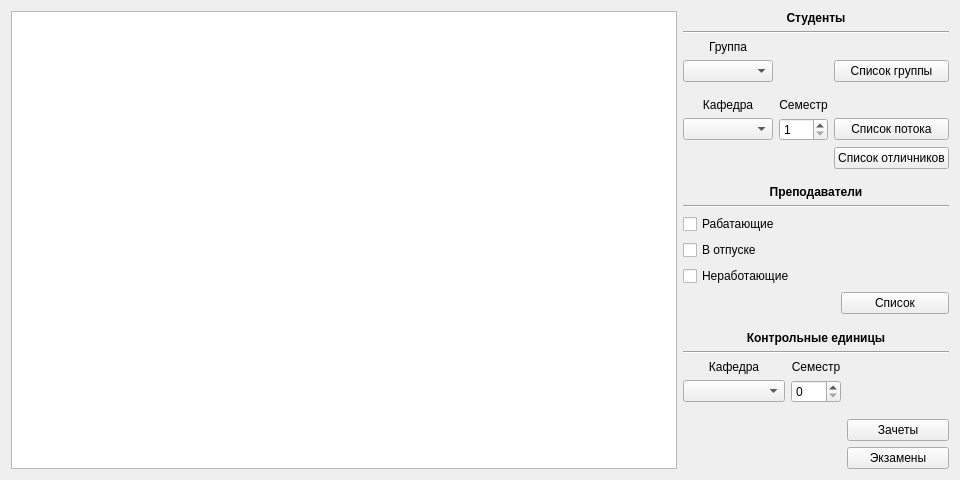
First picture: the form in listswindow.ui, repository muzzy404/DeanOffice-database-course-work, before the edit.
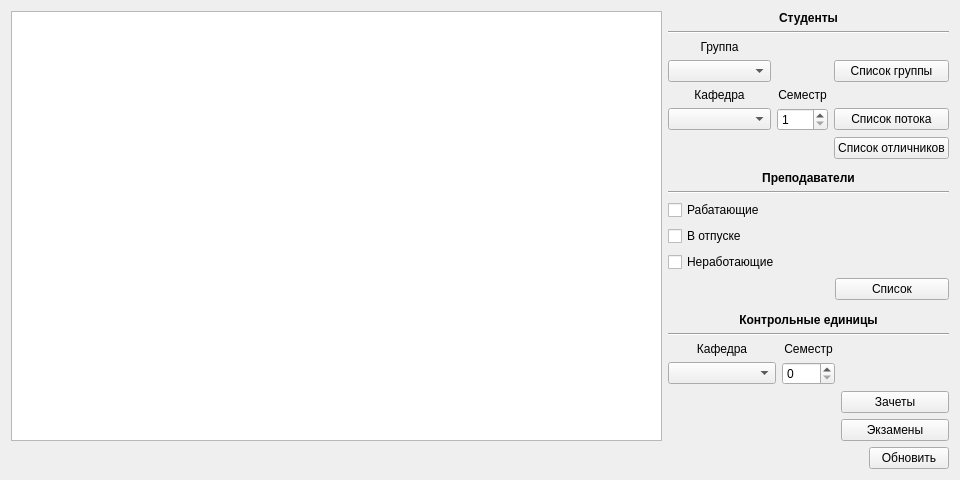
Second picture: the form after the edit.

Commit message: combo box test success

The edit to the form file:
```diff
--- a/listswindow.ui
+++ b/listswindow.ui
@@ -13,8 +13,15 @@
   <property name="windowTitle">
    <string>Списки</string>
   </property>
-  <layout class="QGridLayout" name="gridLayout_4" columnstretch="5,2">
-   <item row="1" column="1">
+  <layout class="QGridLayout" name="gridLayout_4" columnstretch="10,3,1">
+   <item row="5" column="2">
+    <widget class="QPushButton" name="btnRefresh">
+     <property name="text">
+      <string>Обновить</string>
+     </property>
+    </widget>
+   </item>
+   <item row="1" column="2">
     <spacer name="verticalSpacer_3">
      <property name="orientation">
       <enum>Qt::Vertical</enum>
@@ -27,7 +34,36 @@
      </property>
     </spacer>
    </item>
-   <item row="4" column="1">
+   <item row="3" column="2">
+    <spacer name="verticalSpacer_4">
+     <property name="orientation">
+      <enum>Qt::Vertical</enum>
+     </property>
+     <property name="sizeHint" stdset="0">
+      <size>
+       <width>20</width>
+       <height>40</height>
+      </size>
+     </property>
+    </spacer>
+   </item>
+   <item row="0" column="0" rowspan="5">
+    <widget class="QTableView" name="tableViewDataSpace"/>
+   </item>
+   <item row="5" column="1">
+    <spacer name="horizontalSpacer_4">
+     <property name="orientation">
+      <enum>Qt::Horizontal</enum>
+     </property>
+     <property name="sizeHint" stdset="0">
+      <size>
+       <width>40</width>
+       <height>20</height>
+      </size>
+     </property>
+    </spacer>
+   </item>
+   <item row="4" column="1" colspan="2">
     <layout class="QGridLayout" name="gridLayout_3" columnstretch="2,1,2">
      <item row="3" column="0">
       <widget class="QLabel" name="label_6">
@@ -120,7 +156,88 @@
      </item>
     </layout>
    </item>
-   <item row="0" column="1">
+   <item row="2" column="1" colspan="2">
+    <layout class="QGridLayout" name="gridLayout_2" columnstretch="3,1,1">
+     <item row="5" column="0">
+      <widget class="QCheckBox" name="tchCheckBoxLeave">
+       <property name="text">
+        <string>Неработающие</string>
+       </property>
+      </widget>
+     </item>
+     <item row="1" column="0" colspan="3">
+      <widget class="Line" name="line_2">
+       <property name="orientation">
+        <enum>Qt::Horizontal</enum>
+       </property>
+      </widget>
+     </item>
+     <item row="0" column="0" colspan="3">
+      <widget class="QLabel" name="label_5">
+       <property name="font">
+        <font>
+         <weight>75</weight>
+         <bold>true</bold>
+        </font>
+       </property>
+       <property name="text">
+        <string>Преподаватели</string>
+       </property>
+       <property name="alignment">
+        <set>Qt::AlignCenter</set>
+       </property>
+      </widget>
+     </item>
+     <item row="4" column="0">
+      <widget class="QCheckBox" name="tchCheckBoxVacation">
+       <property name="text">
+        <string>В отпуске</string>
+       </property>
+      </widget>
+     </item>
+     <item row="2" column="1">
+      <spacer name="horizontalSpacer">
+       <property name="orientation">
+        <enum>Qt::Horizontal</enum>
+       </property>
+       <property name="sizeHint" stdset="0">
+        <size>
+         <width>40</width>
+         <height>20</height>
+        </size>
+       </property>
+      </spacer>
+     </item>
+     <item row="2" column="2">
+      <spacer name="horizontalSpacer_2">
+       <property name="orientation">
+        <enum>Qt::Horizontal</enum>
+       </property>
+       <property name="sizeHint" stdset="0">
+        <size>
+         <width>40</width>
+         <height>20</height>
+        </size>
+       </property>
+      </spacer>
+     </item>
+     <item row="2" column="0">
+      <widget class="QCheckBox" name="tchCheckBoxWorking">
+       <property name="text">
+        <string>Рабатающие</string>
+       </property>
+      </widget>
+     </item>
+     <item row="6" column="1" colspan="2">
+      <widget class="QPushButton" name="tchBtnList">
+       <property name="text">
+        <string>Список</string>
+       </property>
+      </widget>
+     </item>
+    </layout>
+   </item>
+   <item row="0" column="1" colspan="2">
     <layout class="QGridLayout" name="gridLayout" columnstretch="2,1,2">
      <item row="4" column="0" colspan="3">
       <spacer name="verticalSpacer">
@@ -233,103 +350,6 @@
      </item>
     </layout>
    </item>
-   <item row="2" column="1">
-    <layout class="QGridLayout" name="gridLayout_2" columnstretch="3,1,1">
-     <item row="5" column="0">
-      <widget class="QCheckBox" name="tchCheckBoxLeave">
-       <property name="text">
-        <string>Неработающие</string>
-       </property>
-      </widget>
-     </item>
-     <item row="1" column="0" colspan="3">
-      <widget class="Line" name="line_2">
-       <property name="orientation">
-        <enum>Qt::Horizontal</enum>
-       </property>
-      </widget>
-     </item>
-     <item row="0" column="0" colspan="3">
-      <widget class="QLabel" name="label_5">
-       <property name="font">
-        <font>
-         <weight>75</weight>
-         <bold>true</bold>
-        </font>
-       </property>
-       <property name="text">
-        <string>Преподаватели</string>
-       </property>
-       <property name="alignment">
-        <set>Qt::AlignCenter</set>
-       </property>
-      </widget>
-     </item>
-     <item row="4" column="0">
-      <widget class="QCheckBox" name="tchCheckBoxVacation">
-       <property name="text">
-        <string>В отпуске</string>
-       </property>
-      </widget>
-     </item>
-     <item row="2" column="1">
-      <spacer name="horizontalSpacer">
-       <property name="orientation">
-        <enum>Qt::Horizontal</enum>
-       </property>
-       <property name="sizeHint" stdset="0">
-        <size>
-         <width>40</width>
-         <height>20</height>
-        </size>
-       </property>
-      </spacer>
-     </item>
-     <item row="2" column="2">
-      <spacer name="horizontalSpacer_2">
-       <property name="orientation">
-        <enum>Qt::Horizontal</enum>
-       </property>
-       <property name="sizeHint" stdset="0">
-        <size>
-         <width>40</width>
-         <height>20</height>
-        </size>
-       </property>
-      </spacer>
-     </item>
-     <item row="2" column="0">
-      <widget class="QCheckBox" name="tchCheckBoxWorking">
-       <property name="text">
-        <string>Рабатающие</string>
-       </property>
-      </widget>
-     </item>
-     <item row="6" column="1" colspan="2">
-      <widget class="QPushButton" name="tchBtnList">
-       <property name="text">
-        <string>Список</string>
-       </property>
-      </widget>
-     </item>
-    </layout>
-   </item>
-   <item row="3" column="1">
-    <spacer name="verticalSpacer_4">
-     <property name="orientation">
-      <enum>Qt::Vertical</enum>
-     </property>
-     <property name="sizeHint" stdset="0">
-      <size>
-       <width>20</width>
-       <height>40</height>
-      </size>
-     </property>
-    </spacer>
-   </item>
-   <item row="0" column="0" rowspan="5">
-    <widget class="QTableView" name="tableViewDataSpace"/>
-   </item>
   </layout>
  </widget>
  <resources/>
```
Left out of the diff: 4 changed lines with no effect on the pictures. The commit also changes 5 other files.
